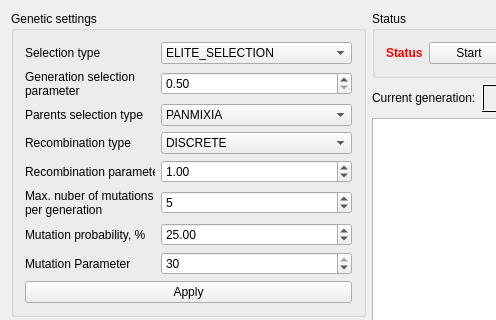
Before: the Qt Designer form Examples/GUI_FunctionSearcherWith/mainwindow.ui in GeneticAlgorithmsConference/Library, drawn with Qt 5; both pictures show x 0 to 496 and y 0 to 320 of the 792 by 601 pixel window.
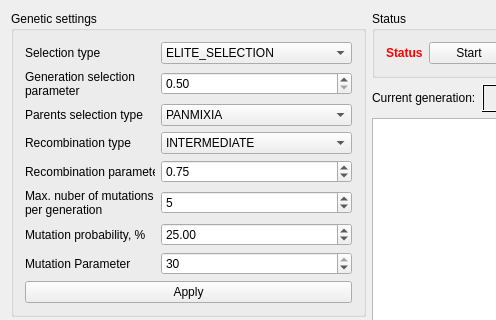
After: the same form once the commit is applied.

```diff
--- a/Examples/GUI_FunctionSearcherWith/mainwindow.ui
+++ b/Examples/GUI_FunctionSearcherWith/mainwindow.ui
@@ -237,7 +237,7 @@
                  </size>
                 </property>
                 <property name="currentIndex">
-                 <number>0</number>
+                 <number>1</number>
                 </property>
                 <item>
                  <property name="text">
@@ -289,7 +289,7 @@
                  </size>
                 </property>
                 <property name="value">
-                 <double>1.000000000000000</double>
+                 <double>0.750000000000000</double>
                 </property>
                </widget>
               </item>
```
Left out of the diff: 3 changed lines with no effect on the pictures.
